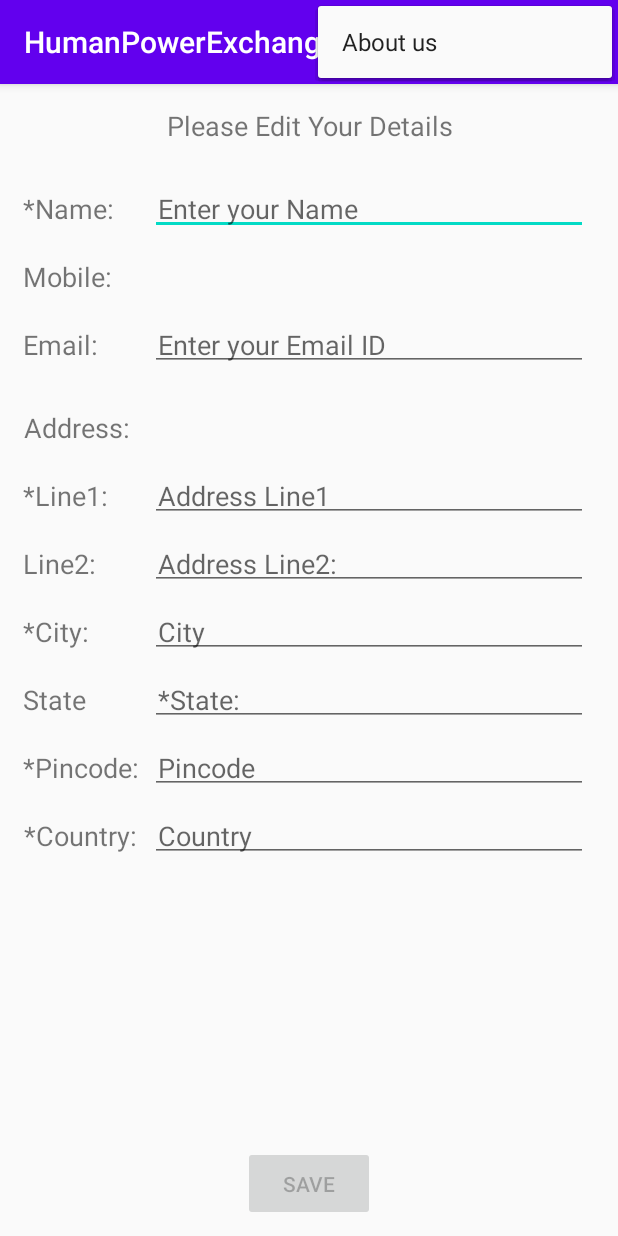
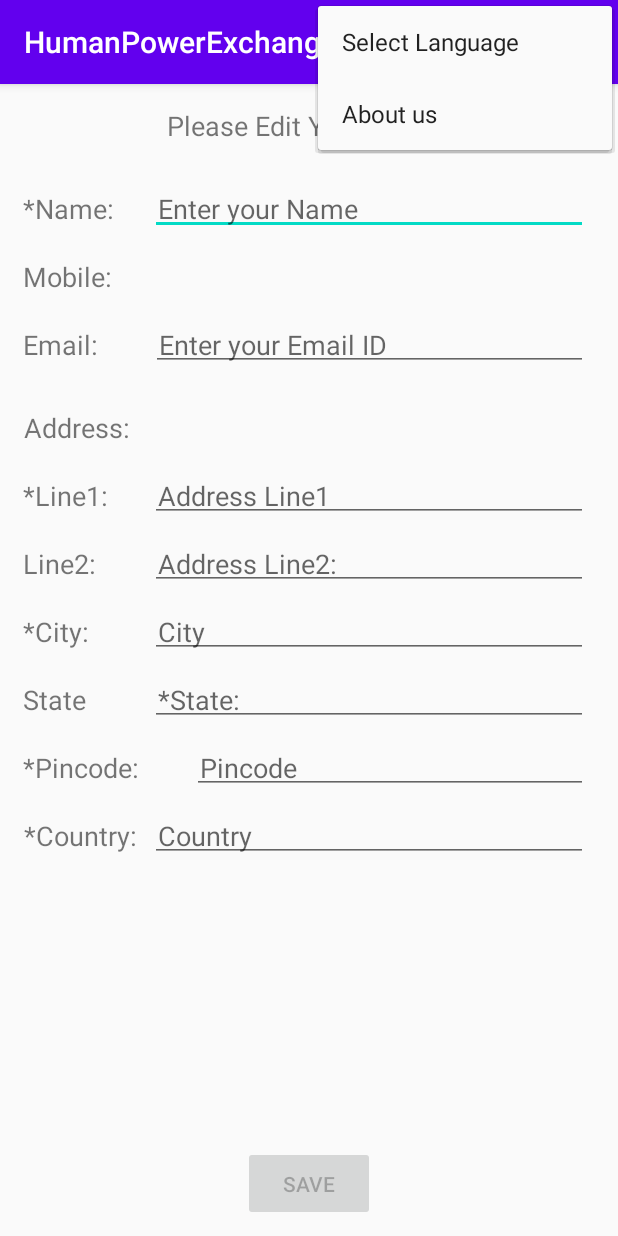
Before and after one commit to rejisemmalar/HumanPowerExchange, an Android app: the UserDetailsActivity screen opened directly, with no data from a screen before it, with the options menu open, on a phone screen of 412 x 824 dp. Run offline under Robolectric (Android 15) with nearby library versions, the phone set to English and light mode, and no system bars; our stand-ins replace Volley; network calls fail.

Commit message:
updating langugae selection and few actrivities which can be updated

```diff
--- a/app/src/main/AndroidManifest.xml
+++ b/app/src/main/AndroidManifest.xml
@@ -14,7 +14,8 @@
         android:roundIcon="@mipmap/ic_launcher_round"
         android:supportsRtl="true"
         android:theme="@style/AppTheme">
-        <activity android:name=".BaseActivity"></activity>
+        <activity android:name=".LangugaeSelectionActivity"></activity>
+        <activity android:name=".BaseActivity" />
         <activity android:name=".ServiceRequestEdit" />
         <activity android:name=".ServiceRequestActivity" />
         <activity android:name=".ServiceProviderSelectionActivity" />
--- a/app/src/main/java/com/hpx/humanpowerexchange/BaseActivity.java
+++ b/app/src/main/java/com/hpx/humanpowerexchange/BaseActivity.java
@@ -69,6 +69,9 @@ public class BaseActivity extends AppCompatActivity {
         String title = String.valueOf(item.getTitle());
         if ("About Us".equalsIgnoreCase(title)) {
             alertDialog();
+        } else if ("Select Language".equalsIgnoreCase(title)) {
+            Intent i = new Intent(getApplicationContext(), LangugaeSelectionActivity.class);
+            startActivity(i);
         }
         return true;
     }
--- a/app/src/main/java/com/hpx/humanpowerexchange/MainActivity.java
+++ b/app/src/main/java/com/hpx/humanpowerexchange/MainActivity.java
@@ -25,9 +25,6 @@ public class MainActivity extends BaseActivity {
         SharedPreferences preferences = getSharedPreferences(APP_PREFERENCE, Context.MODE_PRIVATE);
         boolean verifiedUser = preferences.getBoolean(HPX_USER_VERIFIED, false);
         String mobile = preferences.getString(HPX_MOBILE_ID, "" );
-        String language = preferences.getString(HPX_USER_LANGUAGE, "en" );
-
-        setLocale(this.getApplicationContext(), language);
 
         if (verifiedUser) {
             AppController.getInstance().addToRequestQueue(switchToUserPage(mobile), TAG);
--- a/app/src/main/java/com/hpx/humanpowerexchange/UserDetailsActivity.java
+++ b/app/src/main/java/com/hpx/humanpowerexchange/UserDetailsActivity.java
@@ -25,6 +25,7 @@ import org.json.JSONException;
 import org.json.JSONObject;
 
 import static com.hpx.humanpowerexchange.utils.AppConstant.APP_PREFERENCE;
+import static com.hpx.humanpowerexchange.utils.AppConstant.HPX_USER_LANGUAGE;
 import static com.hpx.humanpowerexchange.utils.AppConstant.HPX_USER_PAGE;
 import static com.hpx.humanpowerexchange.utils.AppConstant.USER_DETAILS_PAGE;
 
@@ -32,12 +33,12 @@ public class UserDetailsActivity extends BaseActivity {
 
     public static final String TAG = UserDetailsActivity.class.getSimpleName();
 
-    private TextView mobileText;
     private EditText nameEdit, emailEdit;
     private EditText addressLine1Edit, addressLine2Edit, cityEdit, stateEdit, pincodeEdit, countryEdit;
     private Button saveDetails;
 
     private boolean nameFilled, line1Filled, cityFilled, stateFilled, pincodeFilled, countryFilled;
+    private TextView headingText, nameText, mobileText, mobiletextHead, emailText, addressText, line1Text, line2Text, cityText, stateText, pincodeText, countryText;
 
 
     @Override
@@ -49,6 +50,21 @@ public class UserDetailsActivity extends BaseActivity {
         SharedPreferences.Editor preferenceEditor =  preferences.edit();
         preferenceEditor.putInt(HPX_USER_PAGE, USER_DETAILS_PAGE);
         preferenceEditor.commit();
+        String language = preferences.getString(HPX_USER_LANGUAGE, "en" );
+
+        if (language.equalsIgnoreCase("ta")) {
+            ((TextView)findViewById(R.id.textUDView)).setText("உங்கள் விவரங்களைத் திருத்தவும்");
+            ((TextView)findViewById(R.id.usernameText)).setText("*பெயர்:");
+            ((TextView)findViewById(R.id.mobile)).setText("கைபேசி எண்:");
+            ((TextView)findViewById(R.id.emailText)).setText("மின்னஞ்சல்:");
+            ((TextView)findViewById(R.id.addressText)).setText("முகவரி:");
+            ((TextView)findViewById(R.id.addressLine1Text)).setText("*வரி1:");
+            ((TextView)findViewById(R.id.addressLine2Text)).setText("வரி2:");
+            ((TextView)findViewById(R.id.cityText)).setText("*நகரம்:");
+            ((TextView)findViewById(R.id.stateText)).setText("*மாநிலம்:");
+            ((TextView)findViewById(R.id.pincodeText)).setText("*அஞ்சல் குறியீடு:");
+            ((TextView)findViewById(R.id.countryText)).setText("*நாடு:");
+        }
 
         String mobile="";
         Bundle extras = this.getIntent().getExtras();
@@ -219,8 +235,10 @@ public class UserDetailsActivity extends BaseActivity {
     private void checkRequiredFields() {
         if (nameFilled && line1Filled && cityFilled && stateFilled && pincodeFilled && countryFilled) {
             saveDetails.setEnabled(true);
+            saveDetails.setClickable(true);
         } else {
             saveDetails.setEnabled(false);
+            saveDetails.setClickable(false);
         }
     }
 
--- a/app/src/main/res/layout/activity_user_details.xml
+++ b/app/src/main/res/layout/activity_user_details.xml
@@ -7,7 +7,7 @@
     tools:context=".UserDetailsActivity">
 
     <TextView
-        android:id="@+id/textView"
+        android:id="@+id/textUDView"
         android:layout_width="wrap_content"
         android:layout_height="wrap_content"
         android:layout_alignParentStart="true"
@@ -25,7 +25,7 @@
         android:layout_marginBottom="10dp"
         android:layout_width="fill_parent"
         android:layout_height="wrap_content"
-        android:layout_below="@id/textView"
+        android:layout_below="@id/textUDView"
         android:layout_above="@id/saveUserDetails"
         android:id="@+id/scrollView">
 
@@ -81,7 +81,8 @@
                     android:layout_width="match_parent"
                     android:layout_height="wrap_content"
                     android:layout_below="@id/editName"
-                    android:layout_marginStart="100dp"
+                    android:layout_toEndOf="@id/mobile"
+                    android:layout_marginStart="10dp"
                     android:layout_marginTop="10dp"
                     android:layout_marginEnd="20dp"
                     android:padding="5dp"
@@ -107,8 +108,9 @@
                     android:layout_width="match_parent"
                     android:layout_height="wrap_content"
                     android:layout_below="@id/mobile"
+                    android:layout_toEndOf="@id/emailText"
                     android:layout_alignBottom="@+id/emailText"
-                    android:layout_marginStart="100dp"
+                    android:layout_marginStart="10dp"
                     android:layout_marginTop="10dp"
                     android:layout_marginEnd="20dp"
                     android:padding="5dp"
@@ -262,8 +264,9 @@
                     android:layout_width="match_parent"
                     android:layout_height="wrap_content"
                     android:layout_below="@id/stateEdit"
+                    android:layout_toEndOf="@id/pincodeText"
                     android:layout_alignBottom="@id/pincodeText"
-                    android:layout_marginStart="100dp"
+                    android:layout_marginStart="10dp"
                     android:layout_marginTop="10dp"
                     android:layout_marginEnd="20dp"
                     android:padding="5dp"
--- a/app/src/main/res/menu/common_menu.xml
+++ b/app/src/main/res/menu/common_menu.xml
@@ -8,6 +8,8 @@
     <item android:id="@+id/menu2"
         android:title="@string/service_provision_select"
         android:visible="false"/>
+    <item android:id="@+id/lang"
+        android:title="@string/language_change"/>
     <item android:id="@+id/menu3"
         android:title="@string/about_us"/>
 
--- a/app/src/main/res/values/strings.xml
+++ b/app/src/main/res/values/strings.xml
@@ -28,6 +28,7 @@
     <string name="save_details">Save</string>
     <string name="edit_user_details" translatable="false">Edit User Details</string>
     <string name="service_provision_select" translatable="false">Service Provision Select</string>
+    <string name="language_change" translatable="false">Select Language</string>
     <string name="about_us" translatable="false">About us</string>
 
 </resources>
```
Also changed, not shown: app/src/main/java/com/hpx/humanpowerexchange/LangugaeSelectionActivity.java (added, +64 -0 lines), app/src/main/java/com/hpx/humanpowerexchange/LocaleHelper.java (+12 -6 lines), app/src/main/res/layout/activity_langugae_selection.xml (added, +48 -0 lines), 1 other file.
